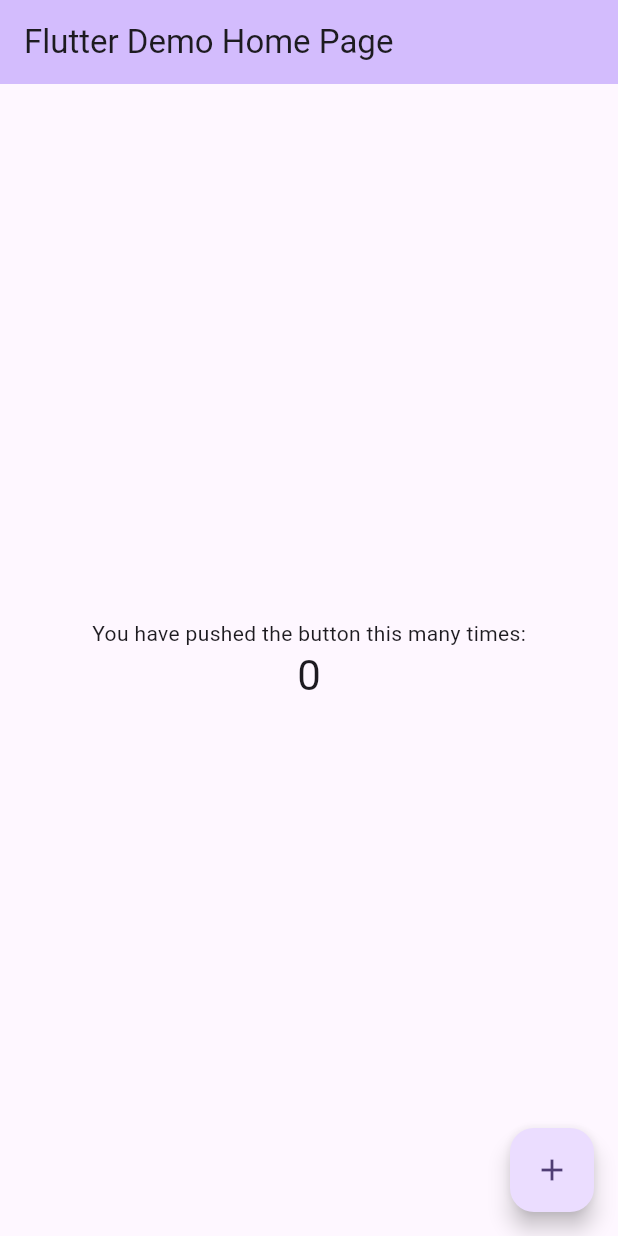
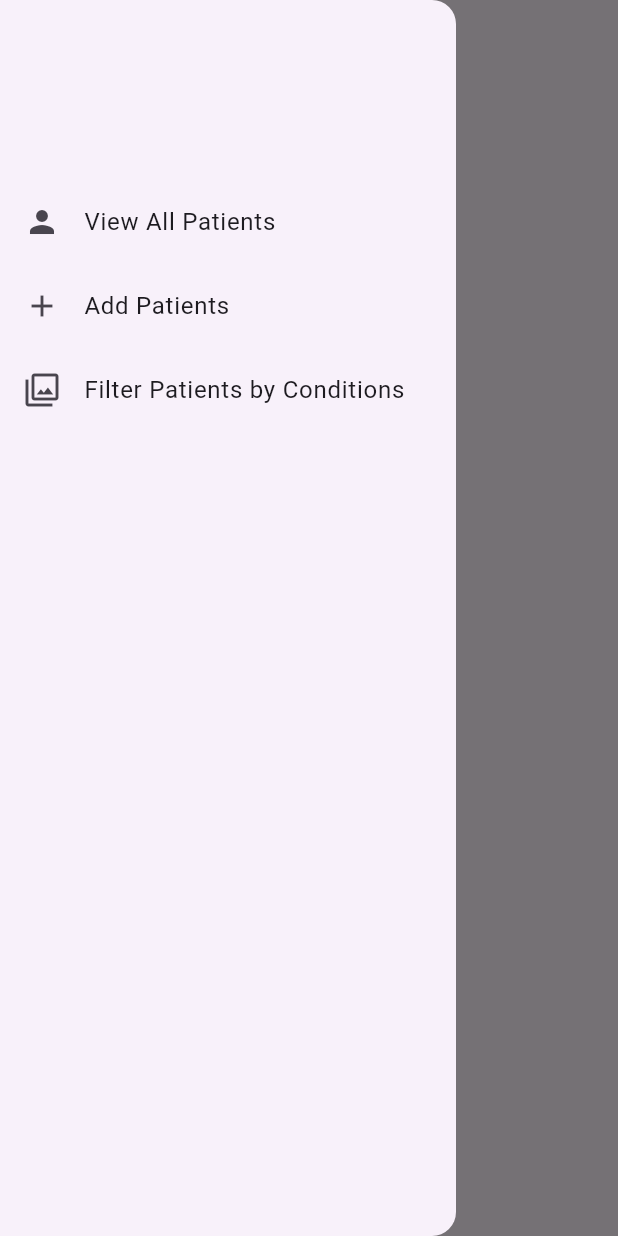
Before and after one commit to Minionb/Health-Minder, a Flutter app: the screen it shows after launch, with the side drawer open (before the commit the screen has no drawer), on a phone screen of 412 x 824 dp. Run offline on Flutter 3.47's test engine with Material 3 defaults, Android fonts, the phone set to English and light mode, and no system bars.

Commit message:
Setup drawer and initialize main screen

```diff
--- /dev/null
+++ b/lib/MainDrawer.dart
@@ -0,0 +1,45 @@
+import 'package:flutter/material.dart';
+import 'package:flutter/widgets.dart';
+
+
+class MainDrawer extends StatelessWidget {
+  @override
+  Widget build(BuildContext context) {
+    return Drawer(
+      child: Column(
+        children: [
+          Container(
+            padding: const EdgeInsets.all(20),
+            height: 120,
+            width: double.infinity,
+            child: Text(
+              "",
+              style: const TextStyle(fontWeight: FontWeight.w900, fontSize: 30),
+            ),
+          ),
+          ListTile(
+            leading: const Icon(Icons.person),
+            title: const Text('View All Patients'),
+            onTap: () {
+              //Navigator.of(context).pushReplacementNamed('/');
+            },
+          ),
+          ListTile(
+            leading: const Icon(Icons.add),
+            title: const Text('Add Patients'),
+            onTap: () {
+              //Navigator.of(context).pushReplacementNamed('/filters-screen');
+            },
+          ),
+          ListTile(
+            leading: const Icon(Icons.filter),
+            title: const Text('Filter Patients by Conditions'),
+            onTap: () {
+              //Navigator.of(context).pushReplacementNamed('/favorit-screen');
+            },
+          ),
+        ],
+      ),
+    );
+  }
+}
--- /dev/null
+++ b/lib/PatientList.dart
@@ -0,0 +1,24 @@
+import 'package:flutter/material.dart';
+import 'package:mapd722_project_group6/MainDrawer.dart';
+
+class PatientList extends StatelessWidget {
+
+
+  @override
+  Widget build(BuildContext context) {
+    return Scaffold(
+      appBar: AppBar(title: Text("Health Minder")),
+      drawer: MainDrawer(),
+      body: Text("No Data Shown")
+      // GridView(
+      //   gridDelegate: const SliverGridDelegateWithMaxCrossAxisExtent(
+      //       maxCrossAxisExtent: 200,
+      //       childAspectRatio: 3 / 2,
+      //       crossAxisSpacing: 100,
+      //       mainAxisExtent: 100,
+      //       mainAxisSpacing: 20),
+      //   children: const ["123","456"],
+      // ),
+    );
+  }
+}
--- /dev/null
+++ b/lib/PatientWidget.dart
@@ -0,0 +1 @@
+import 'package:flutter/material.dart';
--- a/lib/main.dart
+++ b/lib/main.dart
@@ -1,125 +1,34 @@
 import 'package:flutter/material.dart';
+import 'package:mapd722_project_group6/PatientList.dart';
 
 void main() {
   runApp(const MyApp());
 }
 
-class MyApp extends StatelessWidget {
+class MyApp extends StatefulWidget {
   const MyApp({super.key});
+
+  @override
+  State<StatefulWidget> createState() {
+    return MyAppState();
+  }
+}
+
+class MyAppState extends State<MyApp> {
 
   // This widget is the root of your application.
   @override
   Widget build(BuildContext context) {
     return MaterialApp(
-      title: 'Flutter Demo',
+      title: 'Health Minder',
       theme: ThemeData(
-        // This is the theme of your application.
-        //
-        // TRY THIS: Try running your application with "flutter run". You'll see
-        // the application has a purple toolbar. Then, without quitting the app,
-        // try changing the seedColor in the colorScheme below to Colors.green
-        // and then invoke "hot reload" (save your changes or press the "hot
-        // reload" button in a Flutter-supported IDE, or press "r" if you used
-        // the command line to start the app).
-        //
-        // Notice that the counter didn't reset back to zero; the application
-        // state is not lost during the reload. To reset the state, use hot
-        // restart instead.
-        //
-        // This works for code too, not just values: Most code changes can be
-        // tested with just a hot reload.
+
         colorScheme: ColorScheme.fromSeed(seedColor: Colors.deepPurple),
         useMaterial3: true,
       ),
-      home: const MyHomePage(title: 'Flutter Demo Home Page'),
+      routes: {
+        '/': (context) => PatientList(),
+      }
     );
   }
 }
-
-class MyHomePage extends StatefulWidget {
-  const MyHomePage({super.key, required this.title});
-
-  // This widget is the home page of your application. It is stateful, meaning
-  // that it has a State object (defined below) that contains fields that affect
-  // how it looks.
-
-  // This class is the configuration for the state. It holds the values (in this
-  // case the title) provided by the parent (in this case the App widget) and
-  // used by the build method of the State. Fields in a Widget subclass are
-  // always marked "final".
-
-  final String title;
-
-  @override
-  State<MyHomePage> createState() => _MyHomePageState();
-}
-
-class _MyHomePageState extends State<MyHomePage> {
-  int _counter = 0;
-
-  void _incrementCounter() {
-    setState(() {
-      // This call to setState tells the Flutter framework that something has
-      // changed in this State, which causes it to rerun the build method below
-      // so that the display can reflect the updated values. If we changed
-      // _counter without calling setState(), then the build method would not be
-      // called again, and so nothing would appear to happen.
-      _counter++;
-    });
-  }
-
-  @override
-  Widget build(BuildContext context) {
-    // This method is rerun every time setState is called, for instance as done
-    // by the _incrementCounter method above.
-    //
-    // The Flutter framework has been optimized to make rerunning build methods
-    // fast, so that you can just rebuild anything that needs updating rather
-    // than having to individually change instances of widgets.
-    return Scaffold(
-      appBar: AppBar(
-        // TRY THIS: Try changing the color here to a specific color (to
-        // Colors.amber, perhaps?) and trigger a hot reload to see the AppBar
-        // change color while the other colors stay the same.
-        backgroundColor: Theme.of(context).colorScheme.inversePrimary,
-        // Here we take the value from the MyHomePage object that was created by
-        // the App.build method, and use it to set our appbar title.
-        title: Text(widget.title),
-      ),
-      body: Center(
-        // Center is a layout widget. It takes a single child and positions it
-        // in the middle of the parent.
-        child: Column(
-          // Column is also a layout widget. It takes a list of children and
-          // arranges them vertically. By default, it sizes itself to fit its
-          // children horizontally, and tries to be as tall as its parent.
-          //
-          // Column has various properties to control how it sizes itself and
-          // how it positions its children. Here we use mainAxisAlignment to
-          // center the children vertically; the main axis here is the vertical
-          // axis because Columns are vertical (the cross axis would be
-          // horizontal).
-          //
-          // TRY THIS: Invoke "debug painting" (choose the "Toggle Debug Paint"
-          // action in the IDE, or press "p" in the console), to see the
-          // wireframe for each widget.
-          mainAxisAlignment: MainAxisAlignment.center,
-          children: <Widget>[
-            const Text(
-              'You have pushed the button this many times:',
-            ),
-            Text(
-              '$_counter',
-              style: Theme.of(context).textTheme.headlineMedium,
-            ),
-          ],
-        ),
-      ),
-      floatingActionButton: FloatingActionButton(
-        onPressed: _incrementCounter,
-        tooltip: 'Increment',
-        child: const Icon(Icons.add),
-      ), // This trailing comma makes auto-formatting nicer for build methods.
-    );
-  }
-}
```
Also changed, not shown: 2 other files.
